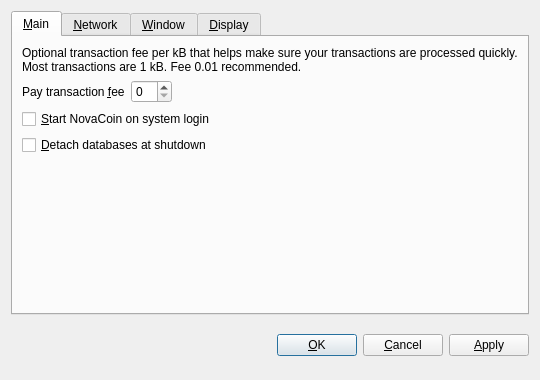
The window that src/qt/forms/optionsdialog.ui (HashCoin/ElectricCoin) describes before a commit, drawn with Qt 5.
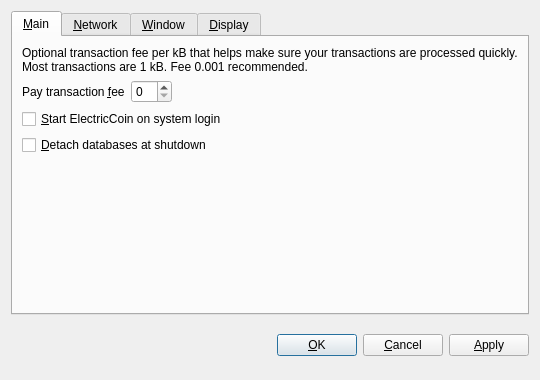
The same window after the commit. Custom widgets are drawn as their Qt base class.

```diff
--- a/src/qt/forms/optionsdialog.ui
+++ b/src/qt/forms/optionsdialog.ui
@@ -33,7 +33,7 @@
        <item>
         <widget class="QLabel" name="transactionFeeInfoLabel">
          <property name="text">
-          <string>Optional transaction fee per kB that helps make sure your transactions are processed quickly. Most transactions are 1 kB. Fee 0.01 recommended.</string>
+          <string>Optional transaction fee per kB that helps make sure your transactions are processed quickly. Most transactions are 1 kB. Fee 0.001 recommended.</string>
          </property>
          <property name="textFormat">
           <enum>Qt::PlainText</enum>
@@ -82,7 +82,7 @@
           <string>Automatically start NovaCoin after logging in to the system.</string>
          </property>
          <property name="text">
-          <string>&amp;Start NovaCoin on system login</string>
+          <string>&amp;Start ElectricCoin on system login</string>
          </property>
         </widget>
        </item>
```
Left out of the diff: 10 changed lines with no effect on the pictures.
